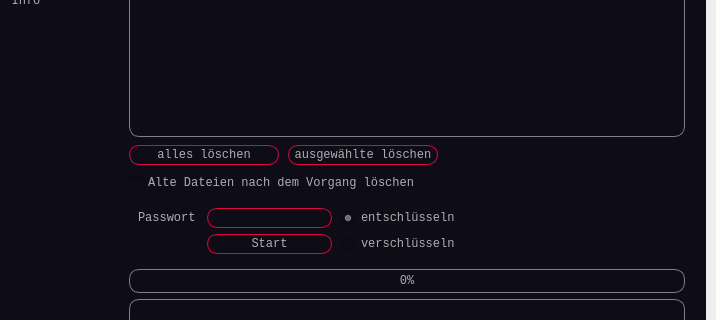
Old version of the form UI-files/GUI.ui in the repository Crizzly57/EncryptData; both pictures show x 99 to 815 and y 152 to 472 of the 815 by 768 pixel window.
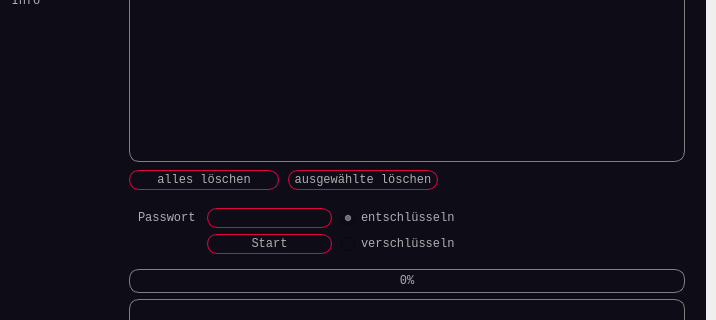
New version of the form. Icons and pictures are not drawn. Custom widgets are drawn as their Qt base class.

Commit message: checkbox for delete files after success, switched to the SettingsDialog

Patch:
```diff
--- a/UI-files/GUI.ui
+++ b/UI-files/GUI.ui
@@ -2188,466 +2188,6 @@
                   </property>
                  </widget>
                 </item>
-                <item row="3" column="0">
-                 <widget class="QCheckBox" name="delete_files">
-                  <property name="palette">
-                   <palette>
-                    <active>
-                     <colorrole role="WindowText">
-                      <brush brushstyle="SolidPattern">
-                       <color alpha="255">
-                        <red>175</red>
-                        <green>175</green>
-                        <blue>175</blue>
-                       </color>
-                      </brush>
-                     </colorrole>
-                     <colorrole role="Button">
-                      <brush brushstyle="SolidPattern">
-                       <color alpha="255">
-                        <red>13</red>
-                        <green>12</green>
-                        <blue>23</blue>
-                       </color>
-                      </brush>
-                     </colorrole>
-                     <colorrole role="Light">
-                      <brush brushstyle="SolidPattern">
-                       <color alpha="255">
-                        <red>255</red>
-                        <green>255</green>
-                        <blue>255</blue>
-                       </color>
-                      </brush>
-                     </colorrole>
-                     <colorrole role="Midlight">
-                      <brush brushstyle="SolidPattern">
-                       <color alpha="255">
-                        <red>255</red>
-                        <green>255</green>
-                        <blue>255</blue>
-                       </color>
-                      </brush>
-                     </colorrole>
-                     <colorrole role="Dark">
-                      <brush brushstyle="SolidPattern">
-                       <color alpha="255">
-                        <red>127</red>
-                        <green>127</green>
-                        <blue>127</blue>
-                       </color>
-                      </brush>
-                     </colorrole>
-                     <colorrole role="Mid">
-                      <brush brushstyle="SolidPattern">
-                       <color alpha="255">
-                        <red>170</red>
-                        <green>170</green>
-                        <blue>170</blue>
-                       </color>
-                      </brush>
-                     </colorrole>
-                     <colorrole role="Text">
-                      <brush brushstyle="SolidPattern">
-                       <color alpha="255">
-                        <red>175</red>
-                        <green>175</green>
-                        <blue>175</blue>
-                       </color>
-                      </brush>
-                     </colorrole>
-                     <colorrole role="BrightText">
-                      <brush brushstyle="SolidPattern">
-                       <color alpha="255">
-                        <red>255</red>
-                        <green>255</green>
-                        <blue>255</blue>
-                       </color>
-                      </brush>
-                     </colorrole>
-                     <colorrole role="ButtonText">
-                      <brush brushstyle="SolidPattern">
-                       <color alpha="255">
-                        <red>175</red>
-                        <green>175</green>
-                        <blue>175</blue>
-                       </color>
-                      </brush>
-                     </colorrole>
-                     <colorrole role="Base">
-                      <brush brushstyle="SolidPattern">
-                       <color alpha="255">
-                        <red>13</red>
-                        <green>12</green>
-                        <blue>23</blue>
-                       </color>
-                      </brush>
-                     </colorrole>
-                     <colorrole role="Window">
-                      <brush brushstyle="SolidPattern">
-                       <color alpha="255">
-                        <red>13</red>
-                        <green>12</green>
-                        <blue>23</blue>
-                       </color>
-                      </brush>
-                     </colorrole>
-                     <colorrole role="Shadow">
-                      <brush brushstyle="SolidPattern">
-                       <color alpha="255">
-                        <red>0</red>
-                        <green>0</green>
-                        <blue>0</blue>
-                       </color>
-                      </brush>
-                     </colorrole>
-                     <colorrole role="AlternateBase">
-                      <brush brushstyle="SolidPattern">
-                       <color alpha="255">
-                        <red>255</red>
-                        <green>255</green>
-                        <blue>255</blue>
-                       </color>
-                      </brush>
-                     </colorrole>
-                     <colorrole role="ToolTipBase">
-                      <brush brushstyle="SolidPattern">
-                       <color alpha="255">
-                        <red>255</red>
-                        <green>255</green>
-                        <blue>220</blue>
-                       </color>
-                      </brush>
-                     </colorrole>
-                     <colorrole role="ToolTipText">
-                      <brush brushstyle="SolidPattern">
-                       <color alpha="255">
-                        <red>0</red>
-                        <green>0</green>
-                        <blue>0</blue>
-                       </color>
-                      </brush>
-                     </colorrole>
-                     <colorrole role="PlaceholderText">
-                      <brush brushstyle="SolidPattern">
-                       <color alpha="255">
-                        <red>175</red>
-                        <green>175</green>
-                        <blue>175</blue>
-                       </color>
-                      </brush>
-                     </colorrole>
-                    </active>
-                    <inactive>
-                     <colorrole role="WindowText">
-                      <brush brushstyle="SolidPattern">
-                       <color alpha="255">
-                        <red>175</red>
-                        <green>175</green>
-                        <blue>175</blue>
-                       </color>
-                      </brush>
-                     </colorrole>
-                     <colorrole role="Button">
-                      <brush brushstyle="SolidPattern">
-                       <color alpha="255">
-                        <red>13</red>
-                        <green>12</green>
-                        <blue>23</blue>
-                       </color>
-                      </brush>
-                     </colorrole>
-                     <colorrole role="Light">
-                      <brush brushstyle="SolidPattern">
-                       <color alpha="255">
-                        <red>255</red>
-                        <green>255</green>
-                        <blue>255</blue>
-                       </color>
-                      </brush>
-                     </colorrole>
-                     <colorrole role="Midlight">
-                      <brush brushstyle="SolidPattern">
-                       <color alpha="255">
-                        <red>227</red>
-                        <green>227</green>
-                        <blue>227</blue>
-                       </color>
-                      </brush>
-                     </colorrole>
-                     <colorrole role="Dark">
-                      <brush brushstyle="SolidPattern">
-                       <color alpha="255">
-                        <red>160</red>
-                        <green>160</green>
-                        <blue>160</blue>
-                       </color>
-                      </brush>
-                     </colorrole>
-                     <colorrole role="Mid">
-                      <brush brushstyle="SolidPattern">
-                       <color alpha="255">
-                        <red>160</red>
-                        <green>160</green>
-                        <blue>160</blue>
-                       </color>
-                      </brush>
-                     </colorrole>
-                     <colorrole role="Text">
-                      <brush brushstyle="SolidPattern">
-                       <color alpha="255">
-                        <red>175</red>
-                        <green>175</green>
-                        <blue>175</blue>
-                       </color>
-                      </brush>
-                     </colorrole>
-                     <colorrole role="BrightText">
-                      <brush brushstyle="SolidPattern">
-                       <color alpha="255">
-                        <red>255</red>
-                        <green>255</green>
-                        <blue>255</blue>
-                       </color>
-                      </brush>
-                     </colorrole>
-                     <colorrole role="ButtonText">
-                      <brush brushstyle="SolidPattern">
-                       <color alpha="255">
-                        <red>175</red>
-                        <green>175</green>
-                        <blue>175</blue>
-                       </color>
-                      </brush>
-                     </colorrole>
-                     <colorrole role="Base">
-                      <brush brushstyle="SolidPattern">
-                       <color alpha="255">
-                        <red>13</red>
-                        <green>12</green>
-                        <blue>23</blue>
-                       </color>
-                      </brush>
-                     </colorrole>
-                     <colorrole role="Window">
-                      <brush brushstyle="SolidPattern">
-                       <color alpha="255">
-                        <red>13</red>
-                        <green>12</green>
-                        <blue>23</blue>
-                       </color>
-                      </brush>
-                     </colorrole>
-                     <colorrole role="Shadow">
-                      <brush brushstyle="SolidPattern">
-                       <color alpha="255">
-                        <red>105</red>
-                        <green>105</green>
-                        <blue>105</blue>
-                       </color>
-                      </brush>
-                     </colorrole>
-                     <colorrole role="AlternateBase">
-                      <brush brushstyle="SolidPattern">
-                       <color alpha="255">
-                        <red>245</red>
-                        <green>245</green>
-                        <blue>245</blue>
-                       </color>
-                      </brush>
-                     </colorrole>
-                     <colorrole role="ToolTipBase">
-                      <brush brushstyle="SolidPattern">
-                       <color alpha="255">
-                        <red>255</red>
-                        <green>255</green>
-                        <blue>220</blue>
-                       </color>
-                      </brush>
-                     </colorrole>
-                     <colorrole role="ToolTipText">
-                      <brush brushstyle="SolidPattern">
-                       <color alpha="255">
-                        <red>0</red>
-                        <green>0</green>
-                        <blue>0</blue>
-                       </color>
-                      </brush>
-                     </colorrole>
-                     <colorrole role="PlaceholderText">
-                      <brush brushstyle="SolidPattern">
-                       <color alpha="255">
-                        <red>175</red>
-                        <green>175</green>
-                        <blue>175</blue>
-                       </color>
-                      </brush>
-                     </colorrole>
-                    </inactive>
-                    <disabled>
-                     <colorrole role="WindowText">
-                      <brush brushstyle="SolidPattern">
-                       <color alpha="255">
-                        <red>175</red>
-                        <green>175</green>
-                        <blue>175</blue>
-                       </color>
-                      </brush>
-                     </colorrole>
-                     <colorrole role="Button">
-                      <brush brushstyle="SolidPattern">
-                       <color alpha="255">
-                        <red>13</red>
-                        <green>12</green>
-                        <blue>23</blue>
-                       </color>
-                      </brush>
-                     </colorrole>
-                     <colorrole role="Light">
-                      <brush brushstyle="SolidPattern">
-                       <color alpha="255">
-                        <red>255</red>
-                        <green>255</green>
-                        <blue>255</blue>
-                       </color>
-                      </brush>
-                     </colorrole>
-                     <colorrole role="Midlight">
-                      <brush brushstyle="SolidPattern">
-                       <color alpha="255">
-                        <red>255</red>
-                        <green>255</green>
-                        <blue>255</blue>
-                       </color>
-                      </brush>
-                     </colorrole>
-                     <colorrole role="Dark">
-                      <brush brushstyle="SolidPattern">
-                       <color alpha="255">
-                        <red>127</red>
-                        <green>127</green>
-                        <blue>127</blue>
-                       </color>
-                      </brush>
-                     </colorrole>
-                     <colorrole role="Mid">
-                      <brush brushstyle="SolidPattern">
-                       <color alpha="255">
-                        <red>170</red>
-                        <green>170</green>
-                        <blue>170</blue>
-                       </color>
-                      </brush>
-                     </colorrole>
-                     <colorrole role="Text">
-                      <brush brushstyle="SolidPattern">
-                       <color alpha="255">
-                        <red>175</red>
-                        <green>175</green>
-                        <blue>175</blue>
-                       </color>
-                      </brush>
-                     </colorrole>
-                     <colorrole role="BrightText">
-                      <brush brushstyle="SolidPattern">
-                       <color alpha="255">
-                        <red>255</red>
-                        <green>255</green>
-                        <blue>255</blue>
-                       </color>
-                      </brush>
-                     </colorrole>
-                     <colorrole role="ButtonText">
-                      <brush brushstyle="SolidPattern">
-                       <color alpha="255">
-                        <red>175</red>
-                        <green>175</green>
-                        <blue>175</blue>
-                       </color>
-                      </brush>
-                     </colorrole>
-                     <colorrole role="Base">
-                      <brush brushstyle="SolidPattern">
-                       <color alpha="255">
-                        <red>13</red>
-                        <green>12</green>
-                        <blue>23</blue>
-                       </color>
-                      </brush>
-                     </colorrole>
-                     <colorrole role="Window">
-                      <brush brushstyle="SolidPattern">
-                       <color alpha="255">
-                        <red>13</red>
-                        <green>12</green>
-                        <blue>23</blue>
-                       </color>
-                      </brush>
-                     </colorrole>
-                     <colorrole role="Shadow">
-                      <brush brushstyle="SolidPattern">
-                       <color alpha="255">
-                        <red>0</red>
-                        <green>0</green>
-                        <blue>0</blue>
-                       </color>
-                      </brush>
-                     </colorrole>
-                     <colorrole role="AlternateBase">
-                      <brush brushstyle="SolidPattern">
-                       <color alpha="255">
-                        <red>245</red>
-                        <green>245</green>
-                        <blue>245</blue>
-                       </color>
-                      </brush>
-                     </colorrole>
-                     <colorrole role="ToolTipBase">
-                      <brush brushstyle="SolidPattern">
-                       <color alpha="255">
-                        <red>255</red>
-                        <green>255</green>
-                        <blue>220</blue>
-                       </color>
-                      </brush>
-                     </colorrole>
-                     <colorrole role="ToolTipText">
-                      <brush brushstyle="SolidPattern">
-                       <color alpha="255">
-                        <red>0</red>
-                        <green>0</green>
-                        <blue>0</blue>
-                       </color>
-                      </brush>
-                     </colorrole>
-                     <colorrole role="PlaceholderText">
-                      <brush brushstyle="SolidPattern">
-                       <color alpha="255">
-                        <red>175</red>
-                        <green>175</green>
-                        <blue>175</blue>
-                       </color>
-                      </brush>
-                     </colorrole>
-                    </disabled>
-                   </palette>
-                  </property>
-                  <property name="font">
-                   <font>
-                    <family>Courier New</family>
-                   </font>
-                  </property>
-                  <property name="styleSheet">
-                   <string notr="true"/>
-                  </property>
-                  <property name="text">
-                   <string>Alte Dateien nach dem Vorgang löschen</string>
-                  </property>
-                  <property name="checked">
-                   <bool>false</bool>
-                  </property>
-                 </widget>
-                </item>
                </layout>
               </widget>
              </item>
```
The commit also changes 4 other files.
